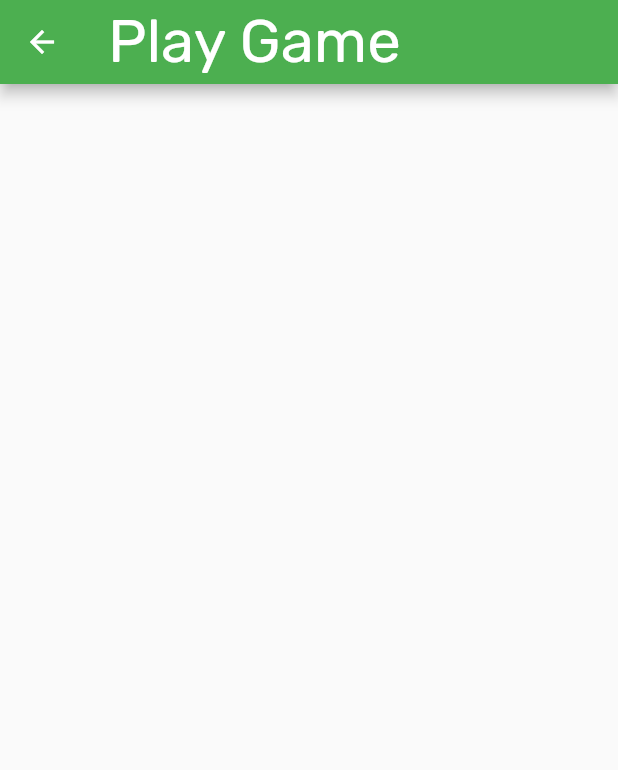
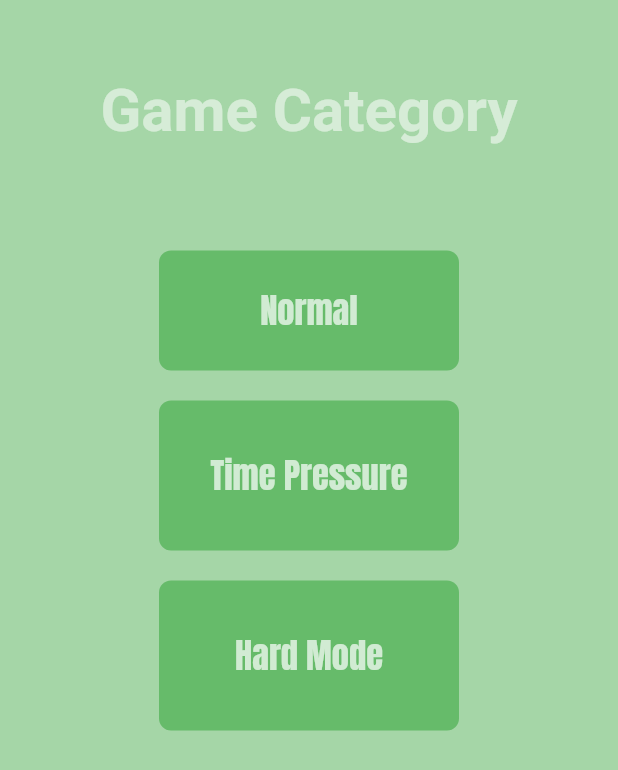
Before and after one commit to japoy143/capstone1, a Flutter app: the MenuPage screen opened directly, after a tap on "Play", on a phone screen of 412 x 824 dp. Shown: the top 770 px of the screen. Run offline on Flutter 3.47's test engine with Material 2 defaults, Android fonts, the phone set to English and light mode, and no system bars; our stand-ins replace audioplayers, flutter_spinkit, get.

```diff
--- /dev/null
+++ b/lib/gamePages/GameCategory.dart
@@ -0,0 +1,106 @@
+import 'package:capstoneapp1/gamePages/gameOne/gamePage/gamePlay.dart';
+import 'package:capstoneapp1/main.dart';
+import 'package:flutter/material.dart';
+import 'package:flutter/widgets.dart';
+
+class GameCategory extends StatefulWidget {
+  const GameCategory({super.key});
+
+  @override
+  State<GameCategory> createState() => _GameCategoryState();
+}
+
+class _GameCategoryState extends State<GameCategory> {
+  @override
+  Widget build(BuildContext context) {
+    return Scaffold(
+      backgroundColor: Colors.green[200],
+      body: SafeArea(
+        child: Center(
+          child: Column(
+            children: <Widget>[
+              SizedBox(
+                height: 50.0,
+              ),
+              Text(
+                'Game Category',
+                style: TextStyle(
+                    fontWeight: FontWeight.bold,
+                    fontSize: 40.0,
+                    color: Colors.white54),
+              ),
+              SizedBox(
+                height: 70,
+              ),
+              GestureDetector(
+                onTap: () => Navigator.of(context)
+                    .push(MaterialPageRoute(builder: (context) => Mygame())),
+                child: Container(
+                  height: 80,
+                  width: 200,
+                  decoration: BoxDecoration(
+                      color: Colors.green[400],
+                      borderRadius: BorderRadius.circular(8.0)),
+                  child: Center(
+                    child: Text(
+                      'Normal',
+                      style: TextStyle(
+                          fontSize: 23.0,
+                          fontFamily: 'Anton',
+                          color: Colors.white70),
+                    ),
+                  ),
+                ),
+              ),
+              SizedBox(
+                height: 20.0,
+              ),
+              GestureDetector(
+                onTap: () => Navigator.of(context)
+                    .push(MaterialPageRoute(builder: (context) => Mygame())),
+                child: Container(
+                  height: 100,
+                  width: 200,
+                  decoration: BoxDecoration(
+                      color: Colors.green[400],
+                      borderRadius: BorderRadius.circular(8.0)),
+                  child: Center(
+                      child: Text(
+                    'Time Pressure',
+                    style: TextStyle(
+                        fontSize: 23.0,
+                        fontFamily: 'Anton',
+                        color: Colors.white70),
+                  )),
+                ),
+              ),
+              SizedBox(
+                height: 20.0,
+              ),
+              GestureDetector(
+                onTap: () => Navigator.of(context)
+                    .push(MaterialPageRoute(builder: (context) => Mygame())),
+                child: Container(
+                  height: 100,
+                  width: 200,
+                  decoration: BoxDecoration(
+                      color: Colors.green[400],
+                      borderRadius: BorderRadius.circular(8.0)),
+                  child: Center(
+                    child: Text(
+                      'Hard Mode',
+                      style: TextStyle(
+                          fontSize: 23.0,
+                          fontFamily: 'Anton',
+                          color: Colors.white70),
+                    ),
+                  ),
+                ),
+              ),
+            ],
+          ),
+        ),
+      ),
+    );
+  }
+}
--- a/lib/main.dart
+++ b/lib/main.dart
@@ -1,3 +1,4 @@
+import 'package:capstoneapp1/gamePages/gameOne/gameUtils/gameTimerUI.dart';
 import 'package:capstoneapp1/pages/loadingPage.dart';
 import 'package:flutter/material.dart';
 
--- a/lib/pages/menuPage.dart
+++ b/lib/pages/menuPage.dart
@@ -2,6 +2,8 @@ import 'package:capstoneapp1/components/allComputerWords.dart';
 import 'package:capstoneapp1/components/allGeneralWords.dart';
 import 'package:capstoneapp1/components/computerwordsList.dart';
 import 'package:capstoneapp1/components/generalWordsList.dart';
+
+import 'package:capstoneapp1/gamePages/GameCategory.dart';
 import 'package:capstoneapp1/menuPages/highScore.dart';
 import 'package:capstoneapp1/menuPages/play.dart';
 import 'package:flutter/material.dart';
@@ -176,7 +178,7 @@ class _MenuPageState extends State<MenuPage> {
               child: GestureDetector(
                 onTap: () {
                   Navigator.of(context).push(
-                      MaterialPageRoute(builder: (context) => playGame()));
+                      MaterialPageRoute(builder: (context) => GameCategory()));
                 },
                 child: Container(
                   height: 70,
--- a/pubspec.yaml
+++ b/pubspec.yaml
@@ -32,6 +32,7 @@ dependencies:
     sdk: flutter
   flutter_spinkit:
   audioplayers:
+  get:
 
   # The following adds the Cupertino Icons font to your application.
   # Use with the CupertinoIcons class for iOS style icons.
@@ -59,6 +60,7 @@ flutter:
   uses-material-design: true
   assets:
     - assets/audios/
+    - assets/imgs/
 
   # To add assets to your application, add an assets section, like this:
   # assets:
```
Also changed, not shown: lib/gamePages/gameOne/gamePage/gamePlay.dart (added, +20 -0 lines), lib/gamePages/gameOne/gameUtils/gameAssets.dart (added, +15 -0 lines), lib/gamePages/gameOne/gameUtils/gameTimer.dart (added, +26 -0 lines), lib/gamePages/gameOne/gameUtils/gameTimerUI.dart (added, +37 -0 lines), lib/gamePages/gameOne/gameUtils/gameUI.dart (added, +380 -0 lines), assets/imgs/thief1.png (added), assets/imgs/thief2.png (added), assets/imgs/thief3.png (added), assets/imgs/thief4.png (added), assets/imgs/thief5.png (added), pubspec.lock.
